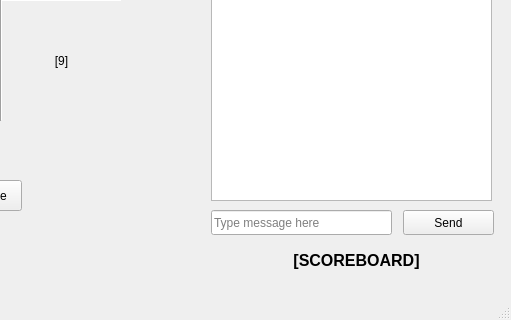
Before: the Qt Designer form Board.ui in qwet11/CS351-Game, drawn with Qt 5; both pictures show x 289 to 800 and y 280 to 600 of the 800 by 600 pixel window.
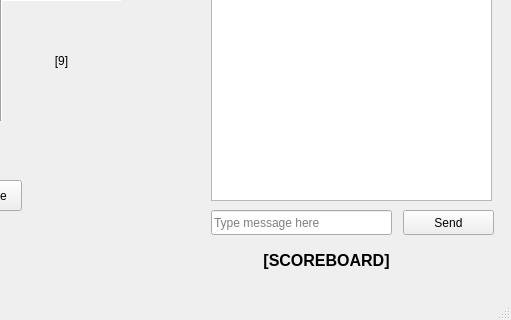
After: the same form once the commit is applied.

What changed in the file:
```diff
--- a/Board.ui
+++ b/Board.ui
@@ -337,9 +337,9 @@
    <widget class="QLabel" name="scoreboard_lbl">
     <property name="geometry">
      <rect>
-      <x>500</x>
+      <x>440</x>
       <y>520</y>
-      <width>291</width>
+      <width>351</width>
       <height>41</height>
      </rect>
     </property>
```
Left out of the diff: 2 changed lines with no effect on the pictures.
